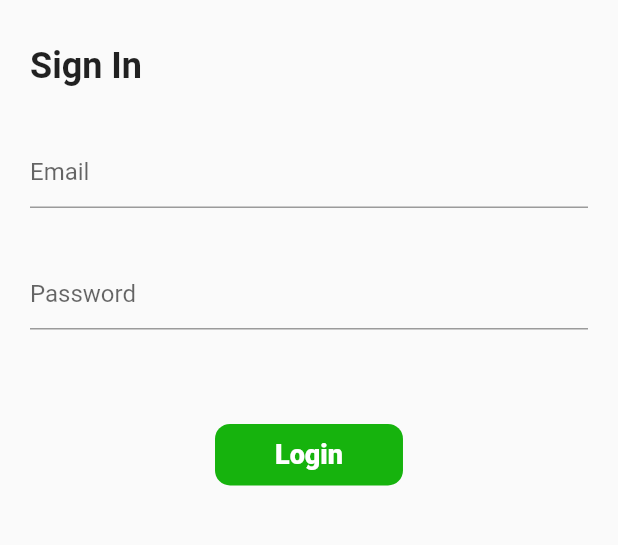
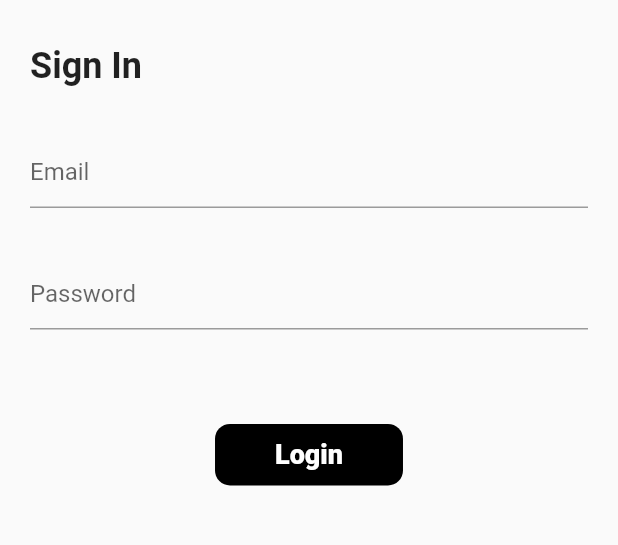
Before and after one commit to SayujSujeev/p-care, a Flutter app: the screen it shows after launch, on a phone screen of 412 x 824 dp, the part 407-952 px from its top. Run offline on Flutter 3.47's test engine with Material 2 defaults, Android fonts, the phone set to English and light mode, and no system bars.

Commit message:
color change

```diff
--- a/lib/screens/login/login_screen.dart
+++ b/lib/screens/login/login_screen.dart
@@ -72,7 +72,7 @@ class _LoginScreenState extends State<LoginScreen> {
               child: Container(
                 padding: const EdgeInsets.symmetric(horizontal: appPadding * 2, vertical: appPadding / 2),
                 decoration: BoxDecoration(
-                  color: green,
+                  color: black,
                   borderRadius: BorderRadius.circular(10),
                 ),
                 child: const Text('Login',style: TextStyle(
```
Also changed, not shown: pubspec.lock.
